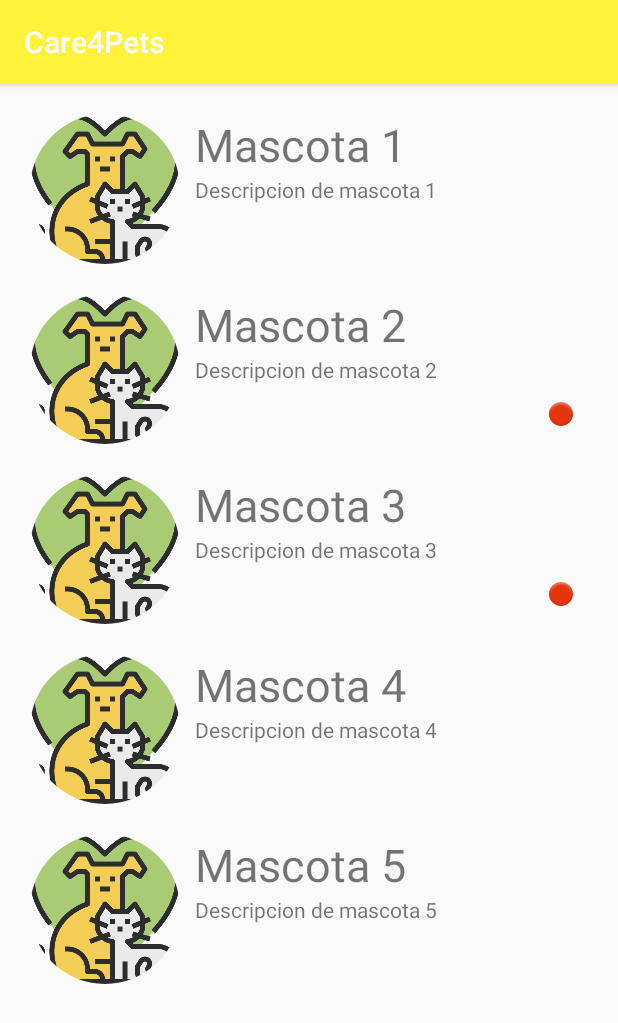
After one commit to srquike/care4pets-android, an Android app: the fragment MascotasFragment shown on its own in the app's theme, on a phone screen of 412 x 824 dp. The commit adds this screen. Shown: the top 1023 px of the screen. Run offline under Robolectric (Android 15) with nearby library versions, the phone set to English and light mode, and no system bars; our stand-ins replace CircleImageView.

Commit message:
Se creo el fragment para ver la lista de mascotas

```diff
--- /dev/null
+++ b/app/src/main/java/sv/edu/catolica/care4pets/MascotaViewHolder.java
@@ -0,0 +1,48 @@
+package sv.edu.catolica.care4pets;
+
+public class MascotaViewHolder {
+
+    private String nombre;
+    private String descripcion;
+    private int foto;
+    private boolean tieneNotificacines;
+
+    public MascotaViewHolder(String nombre, String descripcion, int foto, boolean tieneNotificacines) {
+        this.nombre = nombre;
+        this.descripcion = descripcion;
+        this.foto = foto;
+        this.tieneNotificacines = tieneNotificacines;
+    }
+
+    public String getNombre() {
+        return nombre;
+    }
+
+    public void setNombre(String nombre) {
+        this.nombre = nombre;
+    }
+
+    public String getDescripcion() {
+        return descripcion;
+    }
+
+    public void setDescripcion(String descripcion) {
+        this.descripcion = descripcion;
+    }
+
+    public boolean isTieneNotificacines() {
+        return tieneNotificacines;
+    }
+
+    public void setTieneNotificacines(boolean tieneNotificacines) {
+        this.tieneNotificacines = tieneNotificacines;
+    }
+
+    public int getFoto() {
+        return foto;
+    }
+
+    public void setFoto(int foto) {
+        this.foto = foto;
+    }
+}
--- /dev/null
+++ b/app/src/main/java/sv/edu/catolica/care4pets/MascotasAdapter.java
@@ -0,0 +1,63 @@
+package sv.edu.catolica.care4pets;
+
+import android.support.annotation.NonNull;
+import android.support.v7.widget.RecyclerView;
+import android.view.LayoutInflater;
+import android.view.View;
+import android.view.ViewGroup;
+import android.widget.ImageView;
+import android.widget.TextView;
+
+import java.util.ArrayList;
+
+public class MascotasAdapter extends RecyclerView.Adapter<MascotasAdapter.ViewHolderMascotas> {
+
+    ArrayList<MascotaViewHolder> lstMasctoas;
+
+    public MascotasAdapter(ArrayList<MascotaViewHolder> lstMasctoas) {
+        this.lstMasctoas = lstMasctoas;
+    }
+
+    @Override
+    public ViewHolderMascotas onCreateViewHolder(ViewGroup viewGroup, int i) {
+
+        View view = LayoutInflater.from(viewGroup.getContext()).inflate(R.layout.mascota_item, null, false);
+
+        view.setLayoutParams(new RecyclerView.LayoutParams(RecyclerView.LayoutParams.MATCH_PARENT, RecyclerView.LayoutParams.WRAP_CONTENT));
+
+        return new ViewHolderMascotas(view);
+    }
+
+    @Override
+    public void onBindViewHolder(@NonNull ViewHolderMascotas viewHolderMascotas, int i) {
+
+        viewHolderMascotas.nombre.setText(lstMasctoas.get(i).getNombre());
+        viewHolderMascotas.descripcion.setText(lstMasctoas.get(i).getDescripcion());
+        viewHolderMascotas.foto.setImageResource((lstMasctoas.get(i).getFoto()));
+
+        if (lstMasctoas.get(i).isTieneNotificacines()) {
+
+            viewHolderMascotas.notificacion.setVisibility(View.VISIBLE);
+        }
+    }
+
+    @Override
+    public int getItemCount() {
+        return lstMasctoas.size();
+    }
+
+    public class ViewHolderMascotas extends RecyclerView.ViewHolder {
+
+        ImageView foto, notificacion;
+        TextView nombre, descripcion;
+
+        public ViewHolderMascotas(@NonNull View itemView) {
+            super(itemView);
+
+            foto = itemView.findViewById(R.id.imvFoto);
+            notificacion = itemView.findViewById(R.id.imvNotificacion);
+            nombre = itemView.findViewById(R.id.txvNombre);
+            descripcion = itemView.findViewById(R.id.txvDescripcion);
+        }
+    }
+}
--- /dev/null
+++ b/app/src/main/java/sv/edu/catolica/care4pets/MascotasFragment.java
@@ -0,0 +1,90 @@
+package sv.edu.catolica.care4pets;
+
+import android.os.Bundle;
+import android.support.v4.app.Fragment;
+import android.support.v7.widget.LinearLayoutManager;
+import android.support.v7.widget.RecyclerView;
+import android.view.LayoutInflater;
+import android.view.View;
+import android.view.ViewGroup;
+
+import java.util.ArrayList;
+
+/**
+ * A simple {@link Fragment} subclass.
+ * Use the {@link MascotasFragment#newInstance} factory method to
+ * create an instance of this fragment.
+ */
+public class MascotasFragment extends Fragment {
+
+    // TODO: Rename parameter arguments, choose names that match
+    // the fragment initialization parameters, e.g. ARG_ITEM_NUMBER
+    private static final String ARG_PARAM1 = "param1";
+    private static final String ARG_PARAM2 = "param2";
+
+    // TODO: Rename and change types of parameters
+    private String mParam1;
+    private String mParam2;
+
+    private RecyclerView recyclerView;
+    private ArrayList<MascotaViewHolder> lstMascotas;
+
+    public MascotasFragment() {
+        // Required empty public constructor
+    }
+
+    /**
+     * Use this factory method to create a new instance of
+     * this fragment using the provided parameters.
+     *
+     * @param param1 Parameter 1.
+     * @param param2 Parameter 2.
+     * @return A new instance of fragment MascotasFragment.
+     */
+    // TODO: Rename and change types and number of parameters
+    public static MascotasFragment newInstance(String param1, String param2) {
+        MascotasFragment fragment = new MascotasFragment();
+        Bundle args = new Bundle();
+        args.putString(ARG_PARAM1, param1);
+        args.putString(ARG_PARAM2, param2);
+        fragment.setArguments(args);
+        return fragment;
+    }
+
+    @Override
+    public void onCreate(Bundle savedInstanceState) {
+        super.onCreate(savedInstanceState);
+        if (getArguments() != null) {
+            mParam1 = getArguments().getString(ARG_PARAM1);
+            mParam2 = getArguments().getString(ARG_PARAM2);
+        }
+    }
+
+    @Override
+    public View onCreateView(LayoutInflater inflater, ViewGroup container,
+                             Bundle savedInstanceState) {
+
+        View vistaMascotas = inflater.inflate(R.layout.fragment_mascotas, container, false);
+
+        lstMascotas = new ArrayList<>();
+        recyclerView = (RecyclerView) vistaMascotas.findViewById(R.id.rcrMascotas);
+
+        recyclerView.setLayoutManager(new LinearLayoutManager(getContext()));
+
+        LlenarLista();
+
+        MascotasAdapter adapter = new MascotasAdapter(lstMascotas);
+
+        recyclerView.setAdapter(adapter);
+        return vistaMascotas;
+    }
+
+    private void LlenarLista() {
+
+        lstMascotas.add(new MascotaViewHolder("Mascota 1", "Descripcion de mascota 1", R.drawable.pet, false));
+        lstMascotas.add(new MascotaViewHolder("Mascota 2", "Descripcion de mascota 2", R.drawable.pet, true));
+        lstMascotas.add(new MascotaViewHolder("Mascota 3", "Descripcion de mascota 3", R.drawable.pet, true));
+        lstMascotas.add(new MascotaViewHolder("Mascota 4", "Descripcion de mascota 4", R.drawable.pet, false));
+        lstMascotas.add(new MascotaViewHolder("Mascota 5", "Descripcion de mascota 5", R.drawable.pet, false));
+    }
+}
--- a/app/src/main/java/sv/edu/catolica/care4pets/ui/home/HomeFragment.java
+++ b/app/src/main/java/sv/edu/catolica/care4pets/ui/home/HomeFragment.java
@@ -4,12 +4,16 @@ import android.os.Bundle;
 import android.view.LayoutInflater;
 import android.view.View;
 import android.view.ViewGroup;
+import android.widget.ImageView;
 import android.widget.TextView;
 import android.support.annotation.NonNull;
 import android.support.annotation.Nullable;
 import android.support.v4.app.Fragment;
 import android.arch.lifecycle.Observer;
 import android.arch.lifecycle.ViewModelProvider;
+
+import androidx.navigation.NavController;
+import androidx.navigation.Navigation;
 
 import sv.edu.catolica.care4pets.R;
 import sv.edu.catolica.care4pets.databinding.FragmentHomeBinding;
@@ -39,6 +43,21 @@ public class HomeFragment extends Fragment {
     }
 
     @Override
+    public void onViewCreated(@NonNull View view, @Nullable Bundle savedInstanceState) {
+        super.onViewCreated(view, savedInstanceState);
+
+        final NavController navController = Navigation.findNavController(view);
+        ImageView imvMisMascotas = view.findViewById(R.id.imvMisMascotas);
+
+        imvMisMascotas.setOnClickListener(new View.OnClickListener() {
+            @Override
+            public void onClick(View v) {
+                navController.navigate(R.id.mascotasFragment);
+            }
+        });
+    }
+
+    @Override
     public void onDestroyView() {
         super.onDestroyView();
         binding = null;
--- a/app/src/main/res/layout/fragment_home.xml
+++ b/app/src/main/res/layout/fragment_home.xml
@@ -17,6 +17,7 @@
         android:layout_marginTop="25dp">
 
         <ImageView
+            android:id="@+id/imvMisMascotas"
             android:layout_width="100dp"
             android:layout_height="100dp"
             android:src="@drawable/pet"/>
--- /dev/null
+++ b/app/src/main/res/layout/fragment_mascotas.xml
@@ -0,0 +1,17 @@
+<?xml version="1.0" encoding="utf-8"?>
+<FrameLayout
+    xmlns:android="http://schemas.android.com/apk/res/android"
+    xmlns:tools="http://schemas.android.com/tools"
+    android:layout_width="match_parent"
+    android:layout_height="match_parent"
+    tools:context=".MascotasFragment"
+    android:orientation="vertical"
+    android:padding="20dp">
+
+    <android.support.v7.widget.RecyclerView
+        android:id="@+id/rcrMascotas"
+        android:layout_width="match_parent"
+        android:layout_height="match_parent"
+        />
+
+</FrameLayout>
--- /dev/null
+++ b/app/src/main/res/layout/mascota_item.xml
@@ -0,0 +1,53 @@
+<?xml version="1.0" encoding="utf-8"?>
+<LinearLayout
+    xmlns:android="http://schemas.android.com/apk/res/android"
+    xmlns:app="http://schemas.android.com/apk/res-auto"
+    android:layout_width="match_parent"
+    android:layout_height="match_parent"
+    android:orientation="vertical">
+
+    <LinearLayout
+        android:layout_width="match_parent"
+        android:layout_height="wrap_content"
+        android:orientation="horizontal"
+        android:layout_marginBottom="20dp">
+
+        <de.hdodenhof.circleimageview.CircleImageView
+            android:id="@+id/imvFoto"
+            android:layout_width="100dp"
+            android:layout_height="100dp"
+            android:src="@drawable/pet"/>
+
+        <LinearLayout
+            android:layout_width="match_parent"
+            android:layout_height="match_parent"
+            android:layout_marginLeft="10dp"
+            android:orientation="vertical">
+
+            <TextView
+                android:id="@+id/txvNombre"
+                android:layout_width="wrap_content"
+                android:layout_height="wrap_content"
+                android:text="Mascota 1"
+                android:textSize="30sp"/>
+
+            <TextView
+                android:id="@+id/txvDescripcion"
+                android:layout_width="match_parent"
+                android:layout_height="wrap_content"
+                android:text="Resumen sobre los datos de la mascota"/>
+
+            <ImageView
+                android:id="@+id/imvNotificacion"
+                android:layout_width="wrap_content"
+                android:layout_height="match_parent"
+                app:srcCompat="@android:drawable/ic_notification_overlay"
+                android:layout_gravity="end"
+                android:layout_marginRight="10dp"
+                android:visibility="invisible"/>
+
+        </LinearLayout>
+
+    </LinearLayout>
+
+</LinearLayout>
--- a/app/src/main/res/navigation/mobile_navigation.xml
+++ b/app/src/main/res/navigation/mobile_navigation.xml
@@ -9,7 +9,13 @@
         android:id="@+id/nav_home"
         android:name="sv.edu.catolica.care4pets.ui.home.HomeFragment"
         android:label="@string/menu_home"
-        tools:layout="@layout/fragment_home" />
+        tools:layout="@layout/fragment_home" >
+        <action
+            android:id="@+id/action_nav_home_to_mascotasFragment"
+            app:destination="@id/mascotasFragment"
+            app:enterAnim="@android:anim/slide_in_left"
+            app:popEnterAnim="@android:anim/slide_in_left" />
+    </fragment>
 
     <fragment
         android:id="@+id/nav_gallery"
@@ -22,4 +28,13 @@
         android:name="sv.edu.catolica.care4pets.ui.slideshow.SlideshowFragment"
         android:label="@string/menu_slideshow"
         tools:layout="@layout/fragment_slideshow" />
+    <fragment
+        android:id="@+id/mascotasFragment"
+        android:name="sv.edu.catolica.care4pets.MascotasFragment"
+        android:label="Mis mascotas"
+        tools:layout="@layout/fragment_mascotas" >
+        <action
+            android:id="@+id/action_mascotasFragment_to_nav_home"
+            app:destination="@id/nav_home" />
+    </fragment>
 </navigation>
--- a/app/src/main/res/values/strings.xml
+++ b/app/src/main/res/values/strings.xml
@@ -11,4 +11,6 @@
     <string name="menu_gallery">Gallery</string>
     <string name="menu_slideshow">Slideshow</string>
     <string name="inicio">Inicio</string>
+    <!-- TODO: Remove or change this placeholder text -->
+    <string name="hello_blank_fragment">Hello blank fragment</string>
 </resources>
```
